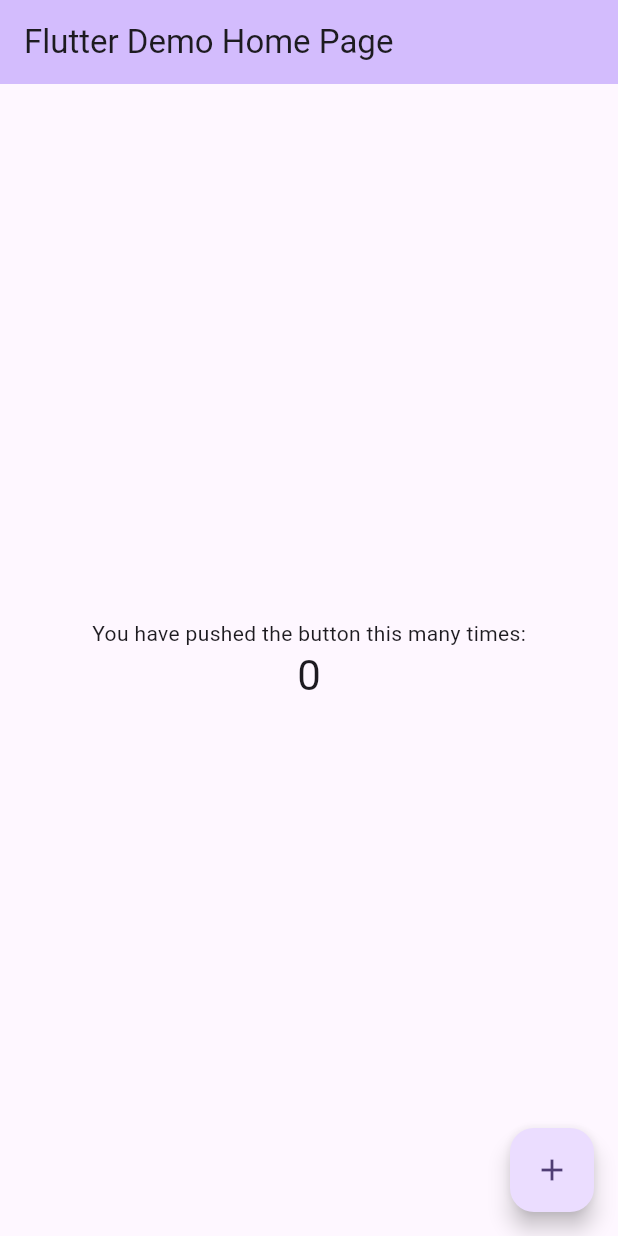
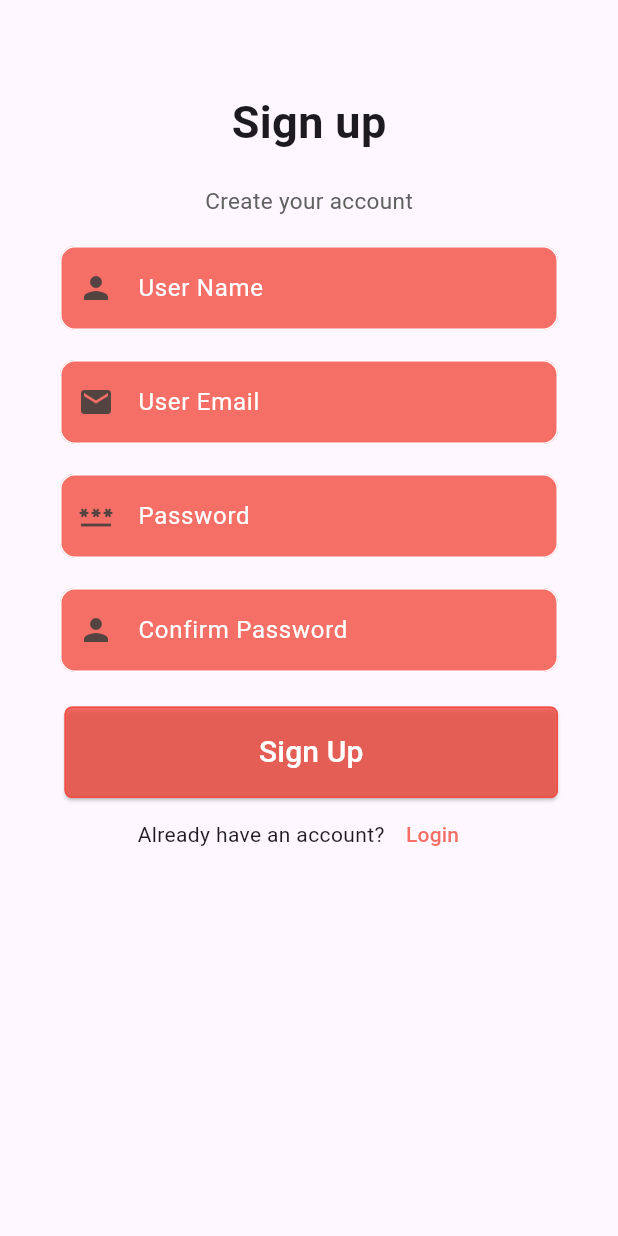
Before and after one commit to Asad-Yaqob/e_saviour, a Flutter app: the screen it shows after launch, on a phone screen of 412 x 824 dp. Run offline on Flutter 3.47's test engine with Material 3 defaults, Android fonts, the phone set to English and light mode, and no system bars.

Commit message:
login_register_form

```diff
--- a/lib/main.dart
+++ b/lib/main.dart
@@ -1,4 +1,7 @@
+import 'package:e_saviour/user/screens/register.dart';
 import 'package:flutter/material.dart';
+
+var kColorScheme = ColorScheme.fromSeed(seedColor: const Color.fromARGB(255, 255, 4, 4));
 
 void main() {
   runApp(const MyApp());
@@ -7,119 +10,26 @@
 class MyApp extends StatelessWidget {
   const MyApp({super.key});
 
-  // This widget is the root of your application.
   @override
   Widget build(BuildContext context) {
     return MaterialApp(
       title: 'Flutter Demo',
-      theme: ThemeData(
-        // This is the theme of your application.
-        //
-        // TRY THIS: Try running your application with "flutter run". You'll see
-        // the application has a purple toolbar. Then, without quitting the app,
-        // try changing the seedColor in the colorScheme below to Colors.green
-        // and then invoke "hot reload" (save your changes or press the "hot
-        // reload" button in a Flutter-supported IDE, or press "r" if you used
-        // the command line to start the app).
-        //
-        // Notice that the counter didn't reset back to zero; the application
-        // state is not lost during the reload. To reset the state, use hot
-        // restart instead.
-        //
-        // This works for code too, not just values: Most code changes can be
-        // tested with just a hot reload.
-        colorScheme: ColorScheme.fromSeed(seedColor: Colors.deepPurple),
-        useMaterial3: true,
+      theme: ThemeData().copyWith(
+        colorScheme: kColorScheme,
+        elevatedButtonTheme: ElevatedButtonThemeData(
+            style: ElevatedButton.styleFrom(
+                    shape: RoundedRectangleBorder(
+                      borderRadius: BorderRadius.circular( 5.0),
+                      side: const BorderSide(
+                          color:   Color.fromARGB(193, 244, 67, 54),),
+                    ),
+                    padding: const EdgeInsets.symmetric(vertical: 16),
+                    backgroundColor: const Color.fromARGB(
+                        193, 244, 67, 54), // Background color
+                  ),
+        ),
       ),
-      home: const MyHomePage(title: 'Flutter Demo Home Page'),
+      home: const RegisterForm(),
     );
   }
 }
-
-class MyHomePage extends StatefulWidget {
-  const MyHomePage({super.key, required this.title});
-
-  // This widget is the home page of your application. It is stateful, meaning
-  // that it has a State object (defined below) that contains fields that affect
-  // how it looks.
-
-  // This class is the configuration for the state. It holds the values (in this
-  // case the title) provided by the parent (in this case the App widget) and
-  // used by the build method of the State. Fields in a Widget subclass are
-  // always marked "final".
-
-  final String title;
-
-  @override
-  State<MyHomePage> createState() => _MyHomePageState();
-}
-
-class _MyHomePageState extends State<MyHomePage> {
-  int _counter = 0;
-
-  void _incrementCounter() {
-    setState(() {
-      // This call to setState tells the Flutter framework that something has
-      // changed in this State, which causes it to rerun the build method below
-      // so that the display can reflect the updated values. If we changed
-      // _counter without calling setState(), then the build method would not be
-      // called again, and so nothing would appear to happen.
-      _counter++;
-    });
-  }
-
-  @override
-  Widget build(BuildContext context) {
-    // This method is rerun every time setState is called, for instance as done
-    // by the _incrementCounter method above.
-    //
-    // The Flutter framework has been optimized to make rerunning build methods
-    // fast, so that you can just rebuild anything that needs updating rather
-    // than having to individually change instances of widgets.
-    return Scaffold(
-      appBar: AppBar(
-        // TRY THIS: Try changing the color here to a specific color (to
-        // Colors.amber, perhaps?) and trigger a hot reload to see the AppBar
-        // change color while the other colors stay the same.
-        backgroundColor: Theme.of(context).colorScheme.inversePrimary,
-        // Here we take the value from the MyHomePage object that was created by
-        // the App.build method, and use it to set our appbar title.
-        title: Text(widget.title),
-      ),
-      body: Center(
-        // Center is a layout widget. It takes a single child and positions it
-        // in the middle of the parent.
-        child: Column(
-          // Column is also a layout widget. It takes a list of children and
-          // arranges them vertically. By default, it sizes itself to fit its
-          // children horizontally, and tries to be as tall as its parent.
-          //
-          // Column has various properties to control how it sizes itself and
-          // how it positions its children. Here we use mainAxisAlignment to
-          // center the children vertically; the main axis here is the vertical
-          // axis because Columns are vertical (the cross axis would be
-          // horizontal).
-          //
-          // TRY THIS: Invoke "debug painting" (choose the "Toggle Debug Paint"
-          // action in the IDE, or press "p" in the console), to see the
-          // wireframe for each widget.
-          mainAxisAlignment: MainAxisAlignment.center,
-          children: <Widget>[
-            const Text(
-              'You have pushed the button this many times:',
-            ),
-            Text(
-              '$_counter',
-              style: Theme.of(context).textTheme.headlineMedium,
-            ),
-          ],
-        ),
-      ),
-      floatingActionButton: FloatingActionButton(
-        onPressed: _incrementCounter,
-        tooltip: 'Increment',
-        child: const Icon(Icons.add),
-      ), // This trailing comma makes auto-formatting nicer for build methods.
-    );
-  }
-}
--- /dev/null
+++ b/lib/user/screens/login.dart
@@ -0,0 +1,50 @@
+import 'package:e_saviour/user/screens/widgets/form_field.dart';
+import 'package:e_saviour/user/screens/widgets/rect_btn.dart';
+import 'package:flutter/material.dart';
+
+class LoginForm extends StatelessWidget {
+  const LoginForm({super.key});
+
+  @override
+  Widget build(BuildContext context) {
+    final TextEditingController userEmail = TextEditingController();
+    final TextEditingController userPass = TextEditingController();
+    return Scaffold(
+      body: Padding(
+        padding: const EdgeInsets.symmetric(horizontal: 15),
+        child: Column(
+          mainAxisAlignment: MainAxisAlignment.center,
+          crossAxisAlignment: CrossAxisAlignment.stretch,
+          children: [
+            const Text(
+              "Log in",
+              textAlign: TextAlign.center,
+              style: TextStyle(
+                fontSize: 30,
+                fontWeight: FontWeight.bold,
+              ),
+            ),
+            const SizedBox(
+              height: 20,
+            ),
+            CustomFormField(
+                myController: userEmail,
+                label: 'User Email',
+                icon: const Icon(Icons.email)),
+            const SizedBox(
+              height: 20,
+            ),
+            CustomFormField(
+                myController: userPass,
+                label: 'User Password',
+                icon: const Icon(Icons.password)),
+            const SizedBox(
+              height: 20,
+            ),
+           const RectBtn(label: 'Log In',)
+          ],
+        ),
+      ),
+    );
+  }
+}
--- /dev/null
+++ b/lib/user/screens/register.dart
@@ -0,0 +1,98 @@
+import 'package:e_saviour/user/screens/login.dart';
+import 'package:e_saviour/user/screens/widgets/form_field.dart';
+import 'package:e_saviour/user/screens/widgets/rect_btn.dart';
+import 'package:flutter/material.dart';
+
+class RegisterForm extends StatelessWidget {
+  const RegisterForm({super.key});
+
+  @override
+  Widget build(BuildContext context) {
+    final TextEditingController userName = TextEditingController();
+    final TextEditingController userEmail = TextEditingController();
+    final TextEditingController Password = TextEditingController();
+    final TextEditingController ConPassword = TextEditingController();
+
+    return Scaffold(
+      body: SingleChildScrollView(
+        child: Container(
+          padding: const EdgeInsets.symmetric(horizontal: 40),
+          // height: MediaQuery.of(context).size.height - 50,
+          // width: double.infinity,
+          child: Column(
+            mainAxisAlignment: MainAxisAlignment.spaceEvenly,
+            crossAxisAlignment: CrossAxisAlignment.stretch,
+            children: [
+              Column(
+                children: [
+                  const SizedBox(height: 60.0),
+                  const Text(
+                    "Sign up",
+                    style: TextStyle(
+                      fontSize: 30,
+                      fontWeight: FontWeight.bold,
+                    ),
+                  ),
+                  const SizedBox(
+                    height: 20,
+                  ),
+                  Text(
+                    "Create your account",
+                    style: TextStyle(fontSize: 15, color: Colors.grey[700]),
+                  ),
+                   const SizedBox(
+                    height: 20,
+                  ),
+                ],
+              ),
+              Column(
+                children: [
+                  CustomFormField(
+                      myController: userName,
+                      label: 'User Name',
+                      icon: const Icon(Icons.person)),
+                  const SizedBox(height: 20),
+                  CustomFormField(
+                      myController: userEmail,
+                      label: 'User Email',
+                      icon: const Icon(Icons.email)),
+                  const SizedBox(height: 20),
+                  CustomFormField(
+                      myController: Password,
+                      label: 'Password',
+                      icon: const Icon(Icons.password)),
+                  const SizedBox(height: 20),
+                  CustomFormField(
+                      myController: ConPassword,
+                      label: 'Confirm Password',
+                      icon: const Icon(Icons.person)),
+                ],
+              ),
+              const SizedBox(height: 20),
+             const RectBtn(label: 'Sign Up',),
+              Row(
+                mainAxisAlignment: MainAxisAlignment.center,
+                children: [
+                  const Text("Already have an account?"),
+                  TextButton(
+                      onPressed: () {
+                        Navigator.push(
+                          context,
+                          MaterialPageRoute(
+                              builder: (context) => const LoginForm()),
+                        );
+                      },
+                      child: const Text(
+                        "Login",
+                        style:
+                            TextStyle(color: Color.fromARGB(193, 244, 67, 54)),
+                      ))
+                ],
+              )
+            ],
+          ),
+        ),
+      ),
+    );
+  }
+}
--- /dev/null
+++ b/lib/user/screens/widgets/form_field.dart
@@ -0,0 +1,41 @@
+import 'package:flutter/material.dart';
+
+class CustomFormField extends StatelessWidget {
+   const CustomFormField({super.key, required this.myController, required this.label, required this.icon});
+
+   final TextEditingController myController;
+   final String label;
+   final Icon icon;
+
+  @override
+  Widget build(BuildContext context) {
+    return
+      TextFormField(
+        controller: myController,
+        decoration: InputDecoration(
+          fillColor: const Color.fromARGB(193, 244, 67, 54),
+          filled: true,
+          labelText: label,
+          labelStyle:  TextStyle(color: Theme.of(context).colorScheme.onTertiary),
+          prefixIcon: icon,
+          enabledBorder: OutlineInputBorder(
+            borderRadius: BorderRadius.circular(10.0),
+            borderSide: BorderSide(color: Theme.of(context).colorScheme.onTertiary),
+          ),
+          focusedBorder: OutlineInputBorder(
+            borderRadius: BorderRadius.circular(10.0),
+            borderSide:  BorderSide(color: Theme.of(context).colorScheme.onTertiary),
+          ),
+        ),
+        validator: (value) {
+          if (value == null || value.isEmpty) {
+            return 'Please enter your username';
+          }
+          return null;
+        },
+
+      );
+
+
+  }
+}
--- /dev/null
+++ b/lib/user/screens/widgets/rect_btn.dart
@@ -0,0 +1,20 @@
+import 'package:flutter/material.dart';
+
+class RectBtn extends StatelessWidget {
+  const RectBtn({super.key, required this.label});
+
+  final String label;
+  @override
+  Widget build(BuildContext context) {
+    return  Container(
+                padding: const EdgeInsets.only(top: 3, left: 3),
+                child: ElevatedButton(
+                  onPressed: () {},
+                  child: Text(
+                    label,
+                    style: TextStyle(fontSize: 20, color: Colors.white),
+                  ),
+                ),
+              );
+  }
+}
```
